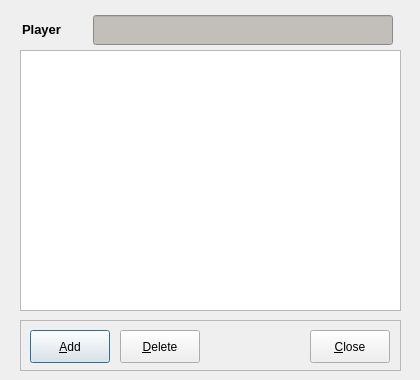
Old version of the form code/pyqt/gui/playerhistory_entry.ui in the repository soccermetrics/marcotti-desktop.
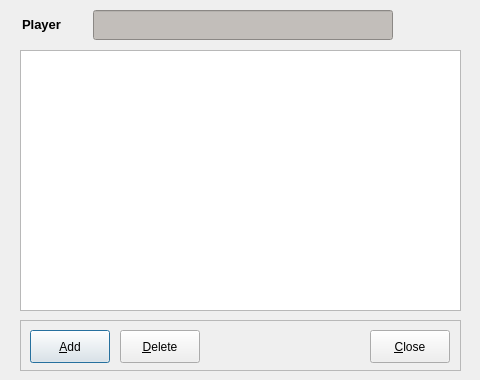
New version of the form. Icons and pictures are not drawn.

Commit message: Resized layout of Player History UI (#12)

Patch:
```diff
--- a/code/pyqt/gui/playerhistory_entry.ui
+++ b/code/pyqt/gui/playerhistory_entry.ui
@@ -6,19 +6,19 @@
    <rect>
     <x>0</x>
     <y>0</y>
-    <width>420</width>
+    <width>480</width>
     <height>380</height>
    </rect>
   </property>
   <property name="minimumSize">
    <size>
-    <width>420</width>
+    <width>480</width>
     <height>380</height>
    </size>
   </property>
   <property name="maximumSize">
    <size>
-    <width>420</width>
+    <width>480</width>
     <height>380</height>
    </size>
   </property>
@@ -30,7 +30,7 @@
     <rect>
      <x>20</x>
      <y>50</y>
-     <width>381</width>
+     <width>441</width>
      <height>261</height>
     </rect>
    </property>
@@ -40,7 +40,7 @@
     <rect>
      <x>20</x>
      <y>320</y>
-     <width>381</width>
+     <width>441</width>
      <height>51</height>
     </rect>
    </property>
@@ -117,7 +117,7 @@
    <widget class="QPushButton" name="closeButton">
     <property name="geometry">
      <rect>
-      <x>290</x>
+      <x>350</x>
       <y>10</y>
       <width>80</width>
       <height>33</height>
@@ -157,9 +157,9 @@
    <property name="geometry">
     <rect>
      <x>17</x>
-     <y>10</y>
+     <y>0</y>
      <width>381</width>
-     <height>41</height>
+     <height>51</height>
     </rect>
    </property>
    <layout class="QHBoxLayout" name="horizontalLayout">
```
The commit also changes 1 other file.
